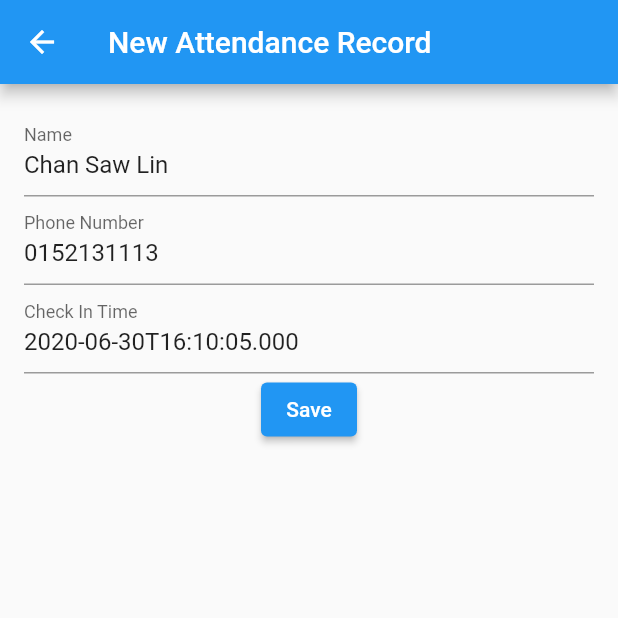
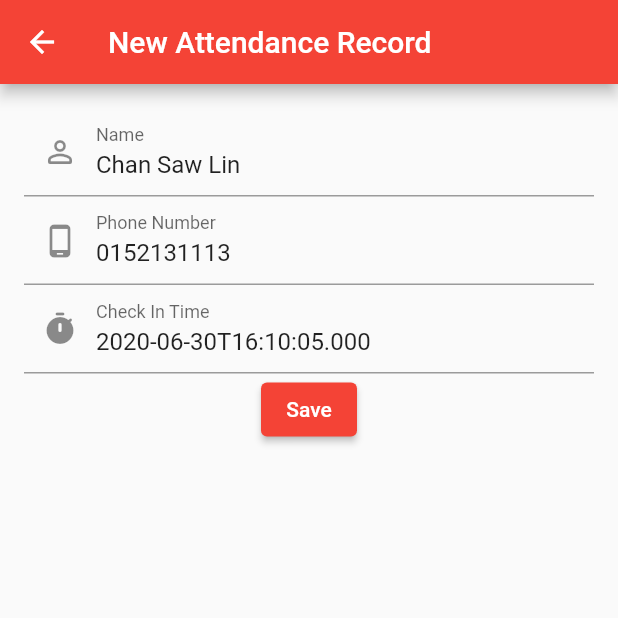
Before and after one commit to AfiqHarith20/Attandance-Records, a Flutter app: the AddAttandanceRecordScreen screen opened directly with sample values from the repository, after a tap on "Save", on a phone screen of 412 x 824 dp, the top half of it. Run offline on Flutter 3.47's test engine with Material 2 defaults, Android fonts, the phone set to English and light mode, and no system bars; our stand-ins replace date_format, introduction_screen, share_plus, shared_preferences, timeago; missing offline and left inert: animated_icon_button; accounts and stored records are empty.

Commit message:
Fixing search and add new attendance issue

```diff
--- a/lib/main.dart
+++ b/lib/main.dart
@@ -24,7 +24,7 @@ class MyApp extends StatelessWidget {
       title: 'Attendance Record',
       debugShowCheckedModeBanner: false,
       theme: ThemeData(
-        primarySwatch: Colors.blue,
+        primarySwatch: Colors.red,
       ),
       home: const OnBoardingPage(),
     );
--- a/lib/screen/add_attendance_record_screen.dart
+++ b/lib/screen/add_attendance_record_screen.dart
@@ -16,6 +16,7 @@ class AddAttandanceRecordScreen extends StatefulWidget {
 }
 
 class _AddAttandanceRecordScreenState extends State<AddAttandanceRecordScreen> {
+  final _formKey = GlobalKey<FormState>();
   final _nameController = TextEditingController();
   final _phoneNumberController = TextEditingController();
   final _checkInController = TextEditingController();
@@ -35,36 +36,62 @@ class _AddAttandanceRecordScreenState extends State<AddAttandanceRecordScreen> {
       appBar: AppBar(
         title: const Text('New Attendance Record'),
       ),
-      body: Padding(
+      body: Form(
+        key: _formKey,
+        child: Padding(
           padding: const EdgeInsets.all(16.0),
           child: Column(
             children: [
-            TextField(
+              TextFormField(
                 controller: _nameController,
-              decoration: const InputDecoration(labelText: 'Name'),
+                decoration: const InputDecoration(
+                  labelText: 'Name',
+                  prefixIcon: Icon(Icons.person_outline_rounded),
                 ),
-            TextField(
+                validator: (value) {
+                  if (value!.isEmpty) {
+                    return "Name can't be empty";
+                  }
+                  return null;
+                },
+              ),
+              TextFormField(
                 controller: _phoneNumberController,
-              decoration: const InputDecoration(labelText: 'Phone Number'),
+                decoration: const InputDecoration(
+                  labelText: 'Phone Number',
+                  prefixIcon: Icon(Icons.phone_android_outlined),
+                ),
+                validator: (value) {
+                  if (value!.isEmpty) {
+                    return "Phone Number can't be empty";
+                  }
+                  return null;
+                },
               ),
               TextField(
                 controller: _checkInController,
-              decoration: const InputDecoration(labelText: 'Check In Time'),
+                decoration: const InputDecoration(
+                  labelText: 'Check In Time',
+                  prefixIcon: Icon(Icons.timer_rounded),
+                ),
               ),
               ElevatedButton(
                 onPressed: () {
+                  if (_formKey.currentState!.validate()) {
                     final newAttendance = Attendance(
                       user: _nameController.text,
                       phoneNum: _phoneNumberController.text,
                       checkIn: DateTime.parse(_checkInController.text),
                     );
                     widget.onSave(newAttendance);
+                  }
                 },
                 child: const Text('Save'),
               ),
             ],
           ),
         ),
+      ),
     );
   }
 }
--- a/lib/screen/home_page.dart
+++ b/lib/screen/home_page.dart
@@ -46,6 +46,7 @@ class _HomePageState extends State<HomePage> {
             attendance: newAttendance,
             onSave: (attendance) {
               setState(() {
+                widget._attendance.add(attendance);
                 _filteredAttendance.add(attendance);
               });
               Navigator.pop(context);
@@ -59,7 +60,7 @@ class _HomePageState extends State<HomePage> {
   void initState() {
     super.initState();
     timeago.setLocaleMessages('en_short', timeago.EnShortMessages());
-    timeago.setLocaleMessages('fr', timeago.FrMessages());
+    timeago.setLocaleMessages('en', timeago.FrMessages());
     //load the saved state of the toggle button
     SharedPreferences.getInstance().then((prefs) {
       _isToggle = prefs.getBool("isToggle") ?? false;
@@ -129,7 +130,7 @@ class _HomePageState extends State<HomePage> {
                   AnimatedIconItem(
                     icon: Icon(
                       Icons.search,
-                      color: Colors.purple,
+                      color: Color.fromARGB(255, 218, 237, 47),
                     ),
                   ),
                 ],
@@ -184,6 +185,7 @@ class _HomePageState extends State<HomePage> {
               Transform.scale(
                 scale: 0.7,
                 child: Switch(
+                  activeColor: Colors.blue,
                   value: _isToggle,
                   onChanged: (value) {
                     setState(() {
--- a/lib/screen/record_detail_page.dart
+++ b/lib/screen/record_detail_page.dart
@@ -37,14 +37,17 @@ class _RecordDetailsPageState extends State<RecordDetailsPage> {
             child: Column(
               children: <Widget>[
                 ListTile(
+                  leading: const Icon(Icons.person_outline_rounded),
                   title: const Text("Name"),
                   subtitle: Text(widget.attendance.user),
                 ),
                 ListTile(
+                  leading: const Icon(Icons.phone_android_rounded),
                   title: const Text("Phone Number"),
                   subtitle: Text(widget.attendance.phoneNum),
                 ),
                 ListTile(
+                  leading: const Icon(Icons.timer_rounded),
                   title: const Text("Check-In Time"),
                   subtitle: Text(widget.attendance.checkIn.toString()),
                 ),
```
Also changed, not shown: 9 other files. Lines whose indentation alone changed are shown as unchanged.
